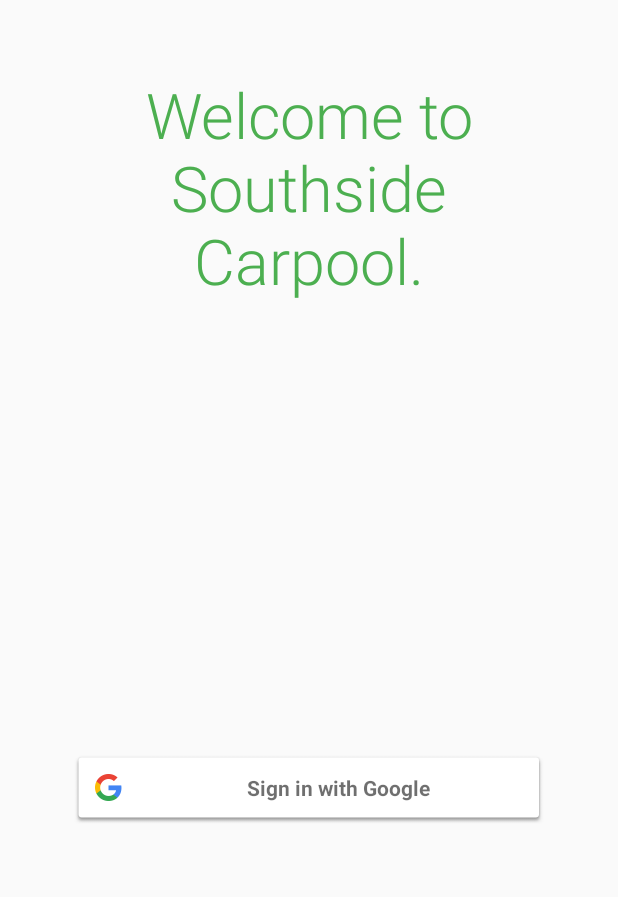
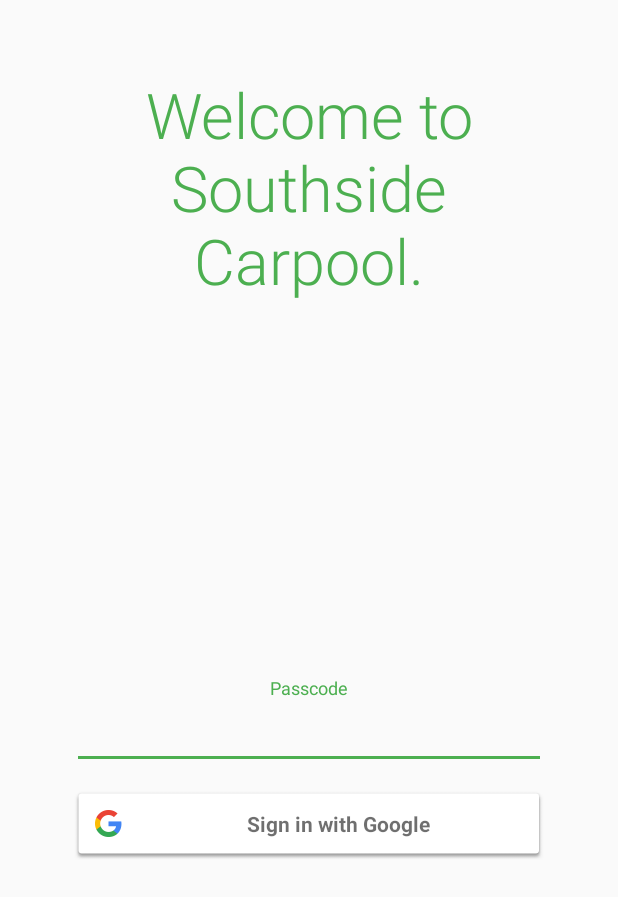
Before and after one commit to chinotapales/southside-carpool, an Android app: the screen it shows after launch (LoginActivity), on a phone screen of 412 x 824 dp. Shown: the top 897 px of the screen. Run offline under Robolectric (Android 15) with nearby library versions, the phone set to English and light mode, and no system bars; libraries missing offline, so code that uses them is left out: com.google.api.client, com.google.api.services, pub.devrel.easypermissions; 2 statements that could not run were skipped.

Commit message:
Carpool Alpha 0.8.3
- Added One Time Validate Passcode UI -

```diff
--- a/app/src/main/java/carpool/southside/southsidecarpool/LoginActivity.java
+++ b/app/src/main/java/carpool/southside/southsidecarpool/LoginActivity.java
@@ -7,14 +7,17 @@ import android.content.Context;
 import android.content.Intent;
 import android.content.SharedPreferences;
 import android.content.pm.PackageManager;
+import android.graphics.PorterDuff;
 import android.net.ConnectivityManager;
 import android.net.NetworkInfo;
 import android.os.AsyncTask;
 import android.os.Build;
 import android.os.Bundle;
+import android.support.design.widget.TextInputLayout;
 import android.support.v7.app.AppCompatActivity;
 import android.util.Log;
 import android.view.View;
+import android.widget.EditText;
 import android.widget.Toast;
 import com.google.android.gms.auth.GoogleAuthException;
 import com.google.android.gms.common.ConnectionResult;
@@ -42,6 +45,8 @@ import pub.devrel.easypermissions.EasyPermissions;
 
 public class LoginActivity extends AppCompatActivity implements EasyPermissions.PermissionCallbacks{
     private SignInButton loginButton;
+    private EditText passcode;
+    private TextInputLayout inputLayoutPasscode;
     GoogleAccountCredential mCredential;
     private final int REQUEST_PERMISSION_CODE = 5678;
     static final int REQUEST_ACCOUNT_PICKER = 1000;
@@ -60,14 +65,16 @@ public class LoginActivity extends AppCompatActivity implements EasyPermissions.
         loginButton.setOnClickListener(new View.OnClickListener(){
             @Override
             public void onClick(View v){
+                //TODO Validate One Time Passcode
                 getResultsFromApi();
             }
         });
         loginButton.setStyle(SignInButton.SIZE_WIDE, SignInButton.COLOR_LIGHT);
+        passcode = (EditText) findViewById(R.id.enter_passcode);
+        passcode.getBackground().mutate().setColorFilter(getResources().getColor(R.color.colorAccent), PorterDuff.Mode.SRC_ATOP);
+        inputLayoutPasscode = (TextInputLayout) findViewById(R.id.enter_layout_passcode);
         requestPermissions();
-        mCredential = GoogleAccountCredential.usingOAuth2(
-                getApplicationContext(), Arrays.asList(SCOPES))
-                .setBackOff(new ExponentialBackOff());
+        mCredential = GoogleAccountCredential.usingOAuth2(getApplicationContext(), Arrays.asList(SCOPES)).setBackOff(new ExponentialBackOff());
         if(EasyPermissions.hasPermissions(this, Manifest.permission.GET_ACCOUNTS)){
             String accountName = getPreferences(Context.MODE_PRIVATE).getString(PREF_ACCOUNT_NAME, null);
             if(accountName != null){
--- a/app/src/main/res/layout/activity_login.xml
+++ b/app/src/main/res/layout/activity_login.xml
@@ -20,8 +20,24 @@
         android:layout_height="wrap_content"
         android:layout_weight="1"
         android:orientation="vertical">
+        <android.support.design.widget.TextInputLayout
+            android:id="@+id/enter_layout_passcode"
+            android:layout_width="match_parent"
+            android:layout_height="wrap_content"
+            android:singleLine="true">
+            <EditText
+                android:id="@+id/enter_passcode"
+                android:layout_width="match_parent"
+                android:layout_height="wrap_content"
+                android:textSize="22sp"
+                android:inputType="numberPassword"
+                android:maxLength="6"
+                android:hint="Passcode"
+                android:gravity="center"/>
+        </android.support.design.widget.TextInputLayout>
         <com.google.android.gms.common.SignInButton
             android:id="@+id/sign_in_button"
+            android:layout_marginTop="12dp"
             android:layout_width="match_parent"
             android:layout_height="wrap_content"
             android:layout_gravity="center"/>
```
